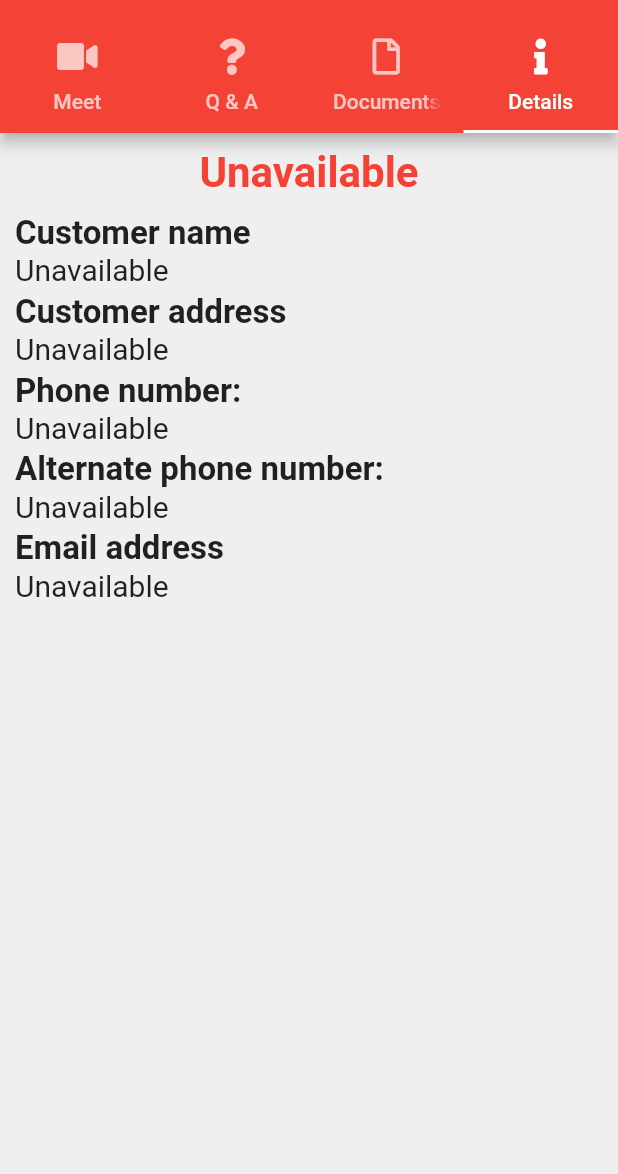
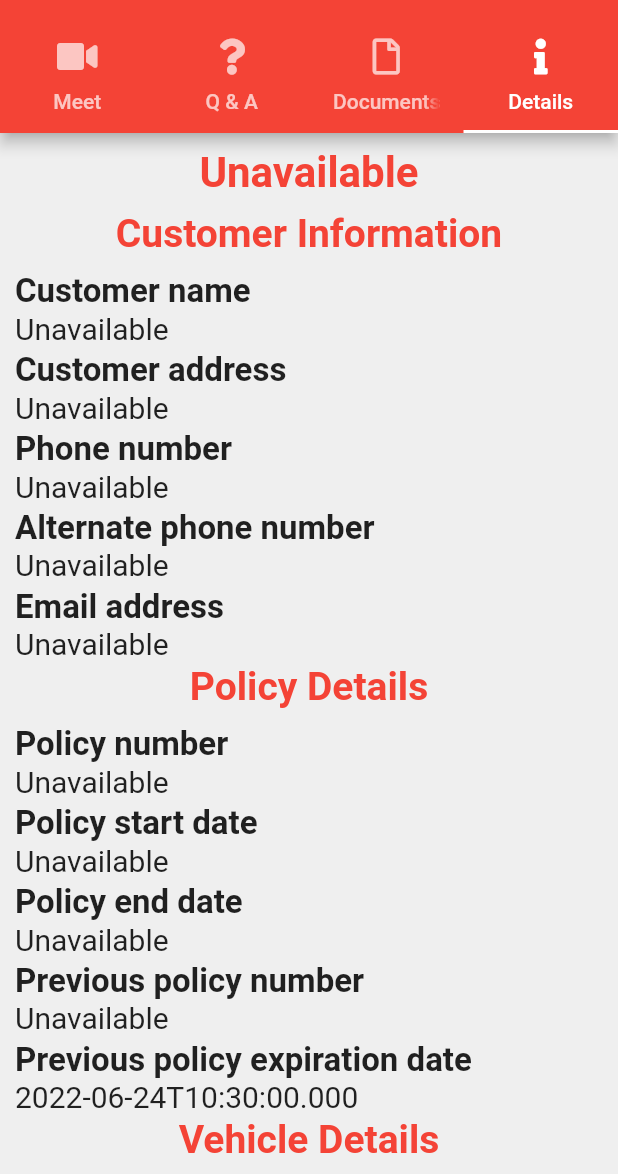
Before and after one commit to ForgottenLight4415/omeet_ots, a Flutter app: the MeetingMainPage screen opened directly with empty values, tab 4 chosen, on a phone screen of 412 x 824 dp, the part 62-1236 px from its top. Run offline on Flutter 3.47's test engine with Material 2 defaults, Android fonts, the phone set to English and light mode, and no system bars; our stand-ins replace bloc, camera, flutter_bloc, flutter_screenutil, flutter_svg, font_awesome_flutter and 3 more; missing offline and left inert: ed_screen_recorder, flutter_sound_lite, jitsi_meet, simple_connection_checker, syncfusion_flutter_pdfviewer; accounts and stored records are empty.

Commit message:
Code cleanup

```diff
--- a/lib/data/models/claim.dart
+++ b/lib/data/models/claim.dart
@@ -1,3 +1,5 @@
+import '../../utilities/app_constants.dart';
+
 class Claim {
   final int claimID;
   final String typeOfClaim;
@@ -50,47 +52,64 @@ class Claim {
   final String kycStatusProof;
   final String faceMatch;
 
-  Claim.fromJson(Map<String, dynamic> decodedJson) :
-        claimID = int.parse(decodedJson["id"]),
-        typeOfClaim = cleanStrings(decodedJson["Type_of_Claim"]),
-        dateOfTheft = cleanStrings(decodedJson["Date_of_Theft"]),
-        dateOfIntimation = cleanStrings(decodedJson["Date_of_Intimation"]),
-        invReferralDate = cleanStrings(decodedJson["Inv_Referral_Date"]),
+  Claim.fromJson(Map<String, dynamic> decodedJson)
+      : claimID = int.parse(decodedJson["id"]),
+        //  CUSTOMER INFO
+        insuredName = cleanStrings(decodedJson["Insured_Name"]),
+        insuredCity = cleanOrConvert(decodedJson["Insured_City"]),
+        insuredState = cleanStrings(decodedJson["Insured_State"]),
+        insuredContactNumber = cleanStrings(
+          decodedJson["Insured_Contact_Number"],
+        ),
+        insuredAltContactNumber = cleanStrings(
+          decodedJson["Insured_Alternate_Contact_Number"],
+        ),
+        email = cleanStrings(decodedJson["Insured_Alternate_Contact_Number"]),
+
+        // VEHICLE DETAILS
         productType = cleanStrings(decodedJson["Product_Type"]),
-        locationCode = cleanOrConvert(decodedJson["Location_Code"]),
-        claimNumber = cleanStrings(decodedJson["Claim_No"]),
-        policyNumber = cleanStrings(decodedJson["Policy_Number"]),
-        insuredName = cleanStrings(decodedJson["Insured_Name"]),
-        insuredContactNumber = cleanStrings(decodedJson["Insured_Contact_Number"]),
-        insuredAltContactNumber = cleanStrings(decodedJson["Insured_Alternate_Contact_Number"]),
-        email = cleanStrings(decodedJson["Insured_Alternate_Contact_Number"]),
-        policyStartDate = cleanStrings(decodedJson["Policy_start_date_From"]),
-        policyEndDate = cleanStrings(decodedJson["Policy_start_date_To"]),
-        vehicleRegistrationNumber = cleanStrings(decodedJson["Vehicle_Reg_No"]),
         make = cleanStrings(decodedJson["Make"]),
         model = cleanStrings(decodedJson["Model"]),
         engineNumber = cleanStrings(decodedJson["Engine_No"]),
         chassisNumber = cleanStrings(decodedJson["Engine_No"]),
+        vehicleRegistrationNumber = cleanStrings(decodedJson["Vehicle_Reg_No"]),
+
+        // POLICY DETAILS
+        policyNumber = cleanStrings(decodedJson["Policy_Number"]),
+        policyStartDate = cleanStrings(decodedJson["Policy_start_date_From"]),
+        policyEndDate = cleanStrings(decodedJson["Policy_start_date_To"]),
+        prevPolicyNumber = cleanStrings(decodedJson["Previous_Policy_Number"]),
+        prevPolicyExpDate = cleanStrings(
+          decodedJson["Previous_Policy_Expiry_Date"],
+        ),
+
+        // CLAIM DETAILS
+        claimNumber = cleanStrings(decodedJson["Claim_No"]),
+        currentStatus = cleanStrings(decodedJson["Current_Status"]),
+        typeOfClaim = cleanStrings(decodedJson["Type_of_Claim"]),
+        pastClaimNumber = cleanStrings(decodedJson["Past_Claim_Number"]),
+        previousTypeOfClaim = cleanStrings(
+          decodedJson["Previous_Type_of_Claim"],
+        ),
+        dateOfTheft = cleanStrings(decodedJson["Date_of_Theft"]),
+        dateOfLoss = cleanStrings(decodedJson["Date_of_Loss"]),
+        dateOfIntimation = cleanStrings(decodedJson["Date_of_Intimation"]),
+        invReferralDate = cleanStrings(decodedJson["Inv_Referral_Date"]),
+        lossLocationCity = cleanStrings(decodedJson["Loss_Location_City"]),
+        lossLocationState = cleanStrings(decodedJson["Loss_Location_State"]),
+        locationCode = cleanOrConvert(decodedJson["Location_Code"]),
+
+        // EXTRAS
+        managerName = cleanStrings(decodedJson["Manager_Name"]),
+        surveyorName = cleanStrings(decodedJson["Surveyor_Name"]),
+        dateOfAllocation = cleanStrings(decodedJson["Date_of_Allocation"]),
+        timeOfAllocation = cleanStrings(decodedJson["Time_of_Allocation"]),
+        prevInsurerName = cleanStrings(decodedJson["Previous_Insurer_Name"]),
         reserveAmount = cleanOrConvert(decodedJson["Reserve_Amount"]),
-        prevInsurerName = cleanStrings(decodedJson["Engine_No"]),
-        prevPolicyNumber = cleanStrings(decodedJson["Engine_No"]),
-        prevPolicyExpDate = cleanStrings(decodedJson["Previous_Policy_Expiry_Date"]),
         noClaimBonus = cleanOrConvert(decodedJson["No_Claim_Bonus"]),
         imtEndorsement = cleanOrConvert(decodedJson["IMT_Endorsement"]),
-        insuredCity = cleanOrConvert(decodedJson["Insured_City"]),
-        insuredState = cleanStrings(decodedJson["Insured_State"]),
-        lossLocationCity = cleanStrings(decodedJson["Loss_Location_City"]),
-        lossLocationState = cleanStrings(decodedJson["Loss_Location_State"]),
-        pastClaimNumber = cleanStrings(decodedJson["Past_Claim_Number"]),
-        dateOfLoss = cleanStrings(decodedJson["Date_of_Loss"]),
-        previousTypeOfClaim = cleanStrings(decodedJson["Previous_Type_of_Claim"]),
         autoManualTrigger = cleanStrings(decodedJson["Auto_Manual_Trigger"]),
-        managerName = cleanStrings(decodedJson["Manager_Name"]),
-        surveyorName = cleanStrings(decodedJson["Surveyor_Name"]),
         lotNo = cleanOrConvert(decodedJson["Lot_no"]),
-        dateOfAllocation = cleanStrings(decodedJson["Date_of_Allocation"]),
-        timeOfAllocation = cleanStrings(decodedJson["Time_of_Allocation"]),
-        currentStatus = cleanStrings(decodedJson["Current_Status"]),
         scheduler = cleanStrings(decodedJson["Scheduler"]),
         videoOps = cleanStrings(decodedJson["Video_Ops"]),
         videoOpsStatement = cleanStrings(decodedJson["Video_Ops_Statement"]),
@@ -101,6 +120,42 @@ class Claim {
         kycStatus = cleanStrings(decodedJson["KYC_Status"]),
         kycStatusProof = cleanStrings(decodedJson["KYC_Status_Proof"]),
         faceMatch = cleanStrings(decodedJson["Face_Match"]);
+
+  Map<String, Map<String, dynamic>> toMap() {
+    return <String, Map<String, dynamic>> {
+      'Customer Information': <String, dynamic>{
+        'Customer name': insuredName,
+        'Customer address': _createAddress(insuredCity, insuredState),
+        'Phone number': insuredContactNumber,
+        'Alternate phone number': insuredAltContactNumber,
+        'Email address': email,
+      },
+      'Policy Details': <String, dynamic> {
+        'Policy number': policyNumber,
+        'Policy start date': policyStartDate,
+        'Policy end date': policyEndDate,
+        'Previous policy number': prevPolicyNumber,
+        'Previous policy expiration date': prevPolicyExpDate,
+      },
+      'Vehicle Details' : <String, dynamic> {
+        'Type' : productType,
+        'Make' : make,
+        'Model' : model,
+        'Engine number' : engineNumber,
+        'Chassis number' : chassisNumber,
+      },
+      'Claim Details' : <String, dynamic> {
+        'Type' : typeOfClaim,
+        'Current status' : currentStatus,
+        'Date of theft' : dateOfTheft,
+        'Date of loss' : dateOfLoss,
+        'Date of intimation' : dateOfIntimation,
+        'Invoice referral date' : invReferralDate,
+        'Loss location' : _createAddress(lossLocationCity, lossLocationState),
+        'Location code' : locationCode
+      }
+    };
+  }
 
   static String cleanStrings(String? string) {
     if (string == null || string.isEmpty) {
@@ -116,4 +171,16 @@ class Claim {
     }
     return "Unavailable";
   }
+
+  String _createAddress(String city, String state) {
+    if (city != AppStrings.unavailable && state != AppStrings.unavailable) {
+      return "$city, $state";
+    } else if (city != AppStrings.unavailable) {
+      return city;
+    } else if (state != AppStrings.unavailable) {
+      return state;
+    } else {
+      return AppStrings.unavailable;
     }
+  }
+}
--- a/lib/data/providers/data_upload_provider.dart
+++ b/lib/data/providers/data_upload_provider.dart
@@ -18,9 +18,11 @@ class DataUploadProvider extends AppServerProvider {
     _request.headers.addAll({
       "Content-Type": "multipart/form-data",
     });
-    _request.fields['Claim_No'] = claimNumber;
-    _request.fields['lat'] = latitude.toString();
-    _request.fields['long'] = longitude.toString();
+    _request.fields.addAll(<String, String> {
+      'Claim_No' : claimNumber,
+      'lat' : latitude.toString(),
+      'long' : longitude.toString(),
+    });
     _request.files.add(await MultipartFile.fromPath('anyfile', file.path));
     Response _multipartResponse = await Response.fromStream(
       await _request.send(),
--- a/lib/utilities/app_constants.dart
+++ b/lib/utilities/app_constants.dart
@@ -70,6 +70,7 @@ class AppStrings {
   static const String voiceCall = "Voice call";
   static const String receiveCall = "You'll receive a call soon.";
   static const String startingUpload = "Starting upload";
+  static const String signingIn = "Signing in...";
 
   // DETAILS
   static const String customerName = "Customer name";
--- a/lib/views/login.dart
+++ b/lib/views/login.dart
@@ -1,9 +1,11 @@
 import 'package:flutter/material.dart';
 import 'package:flutter_bloc/flutter_bloc.dart';
 import 'package:rc_clone/blocs/auth_bloc/auth_cubit.dart';
+import 'package:rc_clone/utilities/app_constants.dart';
 import 'package:rc_clone/utilities/check_connection.dart';
 import 'package:flutter_screenutil/flutter_screenutil.dart';
 import 'package:rc_clone/widgets/input_fields.dart';
+import 'package:rc_clone/widgets/loading_widget.dart';
 
 class SignInPage extends StatefulWidget {
   const SignInPage({Key? key}) : super(key: key);
@@ -63,7 +65,8 @@ class _SignInPageState extends State<SignInPage> {
                   (states) =>
                       EdgeInsets.symmetric(horizontal: 70.w, vertical: 16.h),
                 ),
-              elevation: MaterialStateProperty.resolveWith((states) => 5.0)),
+                elevation: MaterialStateProperty.resolveWith((states) => 5.0),
+              ),
         ),
       ),
       child: Scaffold(
@@ -72,7 +75,7 @@ class _SignInPageState extends State<SignInPage> {
             crossFadeState: _crossFadeState,
             duration: const Duration(milliseconds: 500),
             firstChild: Padding(
-              padding: EdgeInsets.symmetric(horizontal: 16.w),
+              padding: const EdgeInsets.symmetric(horizontal: 16.0),
               child: Form(
                 key: _formKey,
                 child: Column(
@@ -82,6 +85,7 @@ class _SignInPageState extends State<SignInPage> {
                         child: Column(
                           crossAxisAlignment: CrossAxisAlignment.center,
                           children: <Widget>[
+                            // LOGO
                             Padding(
                               padding: EdgeInsets.symmetric(vertical: 50.h),
                               child: Image.asset(
@@ -90,6 +94,7 @@ class _SignInPageState extends State<SignInPage> {
                                 width: 170.w,
                               ),
                             ),
+                            // LOGIN Text
                             Align(
                               alignment: Alignment.centerLeft,
                               child: Text(
@@ -101,6 +106,7 @@ class _SignInPageState extends State<SignInPage> {
                                 ),
                               ),
                             ),
+                            // LOGIN SUB Text
                             Align(
                               alignment: Alignment.centerLeft,
                               child: Text(
@@ -109,7 +115,8 @@ class _SignInPageState extends State<SignInPage> {
                                   fontSize: 22.sp,
                                   fontFamily: 'Nunito',
                                   fontWeight: FontWeight.w600,
-                                    color: Colors.black54),
+                                  color: Colors.black54,
+                                ),
                               ),
                             ),
                             SizedBox(height: 30.h),
@@ -135,8 +142,7 @@ class _SignInPageState extends State<SignInPage> {
                                 obscureText: true,
                                 onFieldSubmitted: (value) {
                                   _signIn();
-                              }
-                            ),
+                                }),
                             SizedBox(height: 30.h),
                             BlocProvider<AuthCubit>.value(
                               value: _authCubit!,
@@ -156,7 +162,9 @@ class _SignInPageState extends State<SignInPage> {
                 ),
               ),
             ),
-            secondChild: const Center(child: CircularProgressIndicator()),
+            secondChild: const LoadingWidget(
+              label: AppStrings.signingIn,
+            ),
             layoutBuilder:
                 (topChild, topChildKey, bottomChild, bottomChildKey) {
               return Stack(
--- a/lib/views/meet_pages/details_section.dart
+++ b/lib/views/meet_pages/details_section.dart
@@ -13,8 +13,8 @@ class MeetDetails extends StatefulWidget {
   State<MeetDetails> createState() => _MeetDetailsState();
 }
 
-class _MeetDetailsState extends State<MeetDetails> with AutomaticKeepAliveClientMixin<MeetDetails> {
-
+class _MeetDetailsState extends State<MeetDetails>
+    with AutomaticKeepAliveClientMixin<MeetDetails> {
   @override
   bool get wantKeepAlive {
     return true;
@@ -24,7 +24,8 @@ class _MeetDetailsState extends State<MeetDetails> with AutomaticKeepAliveClient
   Widget build(BuildContext context) {
     super.build(context);
     return Padding(
-      padding: const EdgeInsets.all(10.0),
+      padding: const EdgeInsets.only(left: 10.0, top: 10.0, right: 10.0),
+      child: SingleChildScrollView(
         child: Column(
           crossAxisAlignment: CrossAxisAlignment.start,
           children: <Widget>[
@@ -44,46 +45,48 @@ class _MeetDetailsState extends State<MeetDetails> with AutomaticKeepAliveClient
               ),
             ),
             SizedBox(height: 10.h),
-          Column(
-            crossAxisAlignment: CrossAxisAlignment.start,
-            children: <Widget>[
-              CardDetailText(
-                title: AppStrings.customerName,
-                content: widget.claim.insuredName,
+          ] + _allDetails(),
         ),
-              CardDetailText(
-                title: AppStrings.customerAddress,
-                content: _createAddress(
-                  widget.claim.insuredCity,
-                  widget.claim.insuredState,
-                ),
-              ),
-              CardDetailText(
-                title: AppStrings.phoneNumber,
-                content: widget.claim.insuredContactNumber,
-              ),
-              CardDetailText(
-                title: AppStrings.phoneNumberAlt,
-                content:
-                widget.claim.insuredAltContactNumber != AppStrings.blank
-                    ? widget.claim.insuredAltContactNumber
-                    : AppStrings.unavailable,
-              ),
-              CardDetailText(
-                title: AppStrings.emailAddress,
-                content: widget.claim.email
-              ),
-            ],
-          ),
-        ],
       ),
     );
   }
 
-  String _createAddress(String city, String state) {
-    if (city == AppStrings.unavailable || state == AppStrings.unavailable) {
-      return AppStrings.unavailable;
+  List<Widget> _detailsWidget(String key) {
+    Map<String, Map<String, dynamic>> _mainMap = widget.claim.toMap();
+    return _mainMap[key]!.entries.map(
+      (entry) => CardDetailText(
+        title: entry.key,
+        content: entry.value != AppStrings.blank
+          ? entry.value
+          : AppStrings.unavailable,
+      ),
+    ).toList();
   }
-    return "$city, $state";
+
+  List<Widget> _allDetails() {
+    Map<String, Map<String, dynamic>> _mainMap = widget.claim.toMap();
+    return _mainMap.entries.map(
+          (entry) => Column(
+            crossAxisAlignment: CrossAxisAlignment.start,
+            children: <Widget>[
+              Align(
+                alignment: Alignment.center,
+                child: Text(
+                  entry.key,
+                  softWrap: true,
+                  maxLines: 2,
+                  overflow: TextOverflow.fade,
+                  textAlign: TextAlign.center,
+                  style: Theme.of(context).textTheme.headline4!.copyWith(
+                    fontWeight: FontWeight.w700,
+                    color: Theme.of(context).primaryColor,
+                    overflow: TextOverflow.fade,
+                  ),
+                ),
+              ),
+              SizedBox(height: 10.h),
+            ] + _detailsWidget(entry.key),
+          ),
+    ).toList();
   }
 }
--- a/lib/widgets/claim_card.dart
+++ b/lib/widgets/claim_card.dart
@@ -327,9 +327,14 @@ class _ClaimCardState extends State<ClaimCard> {
   }
 
   String _createAddress(String city, String state) {
-    if (city == AppStrings.unavailable || state == AppStrings.unavailable) {
+    if (city != AppStrings.unavailable && state != AppStrings.unavailable) {
+      return "$city, $state";
+    } else if (city != AppStrings.unavailable) {
+      return city;
+    } else if (state != AppStrings.unavailable) {
+      return state;
+    } else {
       return AppStrings.unavailable;
     }
-    return "$city, $state";
   }
 }
--- a/pubspec.yaml
+++ b/pubspec.yaml
@@ -13,7 +13,7 @@ publish_to: 'none' # Remove this line if you wish to publish to pub.dev
 # In iOS, build-name is used as CFBundleShortVersionString while build-number used as CFBundleVersion.
 # Read more about iOS versioning at
 # https://developer.apple.com/library/archive/documentation/General/Reference/InfoPlistKeyReference/Articles/CoreFoundationKeys.html
-version: 1.0.0+1
+version: 1.0.1+2
 
 environment:
   sdk: ">=2.15.1 <3.0.0"
```
Lines whose indentation alone changed are shown as unchanged.
